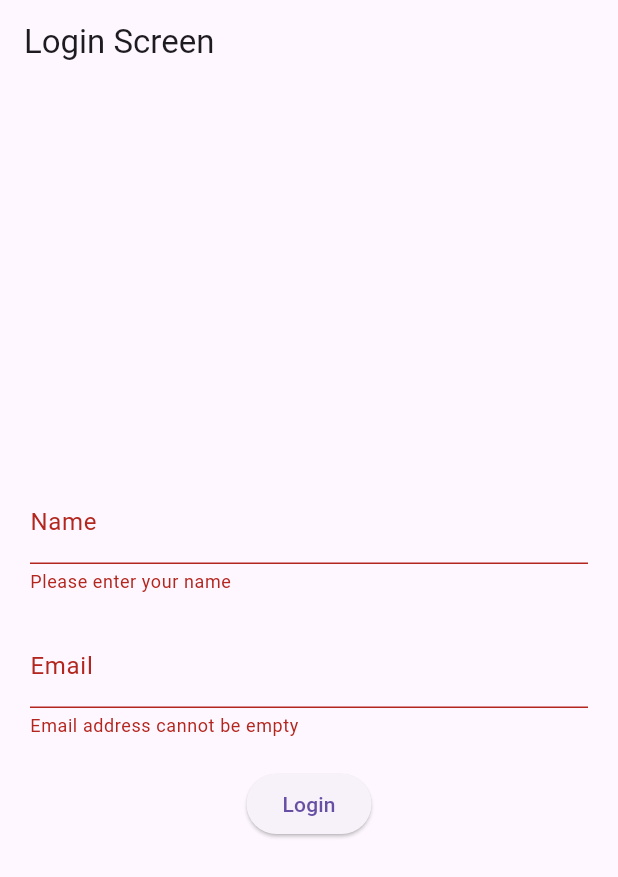
After one commit to tisha-m/Flutter, a Flutter app: the screen it shows after launch, after a tap on "Login", on a phone screen of 412 x 824 dp. The commit adds this screen. Shown: the top 877 px of the screen. Run offline on Flutter 3.47's test engine with Material 3 defaults, Android fonts, the phone set to English and light mode, and no system bars.

Commit message:
login and calc files added

```diff
--- /dev/null
+++ b/demo/lib/Stopwatch/login.dart
@@ -0,0 +1,108 @@
+import 'package:flutter/material.dart';
+
+class LoginScreen extends StatefulWidget {
+  const LoginScreen({super.key});
+
+  @override
+  State<LoginScreen> createState() => _LoginScreenState();
+}
+
+class _LoginScreenState extends State<LoginScreen> {
+  bool loggedIn = false;
+  String name = '';
+  final _nameController = TextEditingController();
+  final _emailController = TextEditingController();
+  final _formKey = GlobalKey<FormState>();
+
+  @override
+
+  void dispose() {
+    _nameController.dispose();
+    _emailController.dispose();
+    super.dispose();
+  }
+
+  Widget build(BuildContext context) {
+    return Scaffold(
+      appBar: AppBar(
+        title: const Text('Login Screen'),
+      ),
+      body: Center(
+        child: loggedIn ? _buildSuccess() : _buildLoginForm(),
+      ),
+    );
+  }
+
+  Widget _buildSuccess(){
+    return Column(
+      mainAxisAlignment: MainAxisAlignment.center,
+      children: [
+        const Icon(Icons.check, color: Colors.green, size: 100),
+        const SizedBox(height: 20),
+        Text('Welcome, $name!', style: const TextStyle(fontSize: 24)),
+        // const SizedBox(height: 20),
+        // ElevatedButton(
+        //   onPressed: () {
+        //     setState(() {
+        //       loggedIn = false;
+        //       name = '';
+        //     });
+        //   },
+        //   child: const Text('Logout'),
+        // ),
+      ],
+    );
+  }
+
+  Widget _buildLoginForm(){
+    return Form(
+      key: _formKey,
+      child: Padding(
+        padding: const EdgeInsets.all(20),
+        child: Column(
+          mainAxisAlignment: MainAxisAlignment.center,
+          children: [
+            TextFormField(
+              controller: _nameController,
+              decoration: const InputDecoration(labelText: 'Name'),
+              validator: (text) =>
+                text!.isEmpty ? 'Please enter your name' : null,
+            ),
+            const SizedBox(height: 20),
+
+            TextFormField(
+              controller: _emailController,
+              decoration: const InputDecoration(labelText: 'Email'),
+              validator: (text) {
+                if (text!.isEmpty) {
+                  return 'Email address cannot be empty ';
+                }
+                final regex = RegExp('[^@]+@[^.]+..+');
+                if (!regex.hasMatch(text)) {
+                  return 'Please enter a valid email address';
+                }
+                return null;
+              },
+            ),
+            const SizedBox(height: 20),
+
+            ElevatedButton(
+              onPressed: _validate,
+              child: const Text('Login'),
+            ),
+          ],
+        ),
+      ),
+    );
+  }
+
+  void _validate() {
+    final form = _formKey.currentState;
+    if (form!= null && form.validate()) {
+      setState(() {
+        name = _nameController.text;
+        loggedIn = true;
+      });
+    }
+  }
+}
--- a/demo/lib/main.dart
+++ b/demo/lib/main.dart
@@ -17,26 +17,67 @@
 // //   }
 // // }
 
+//EXERISE.dart
+// import 'package:flutter/material.dart';
+// import 'exercise.dart';
+
+// void main() {
+//   runApp(const MyApp());
+// }
+
+// class MyApp extends StatelessWidget {
+//   const MyApp({super.key});
+
+//   @override
+//   Widget build(BuildContext context) {
+//     return MaterialApp(
+//       debugShowCheckedModeBanner: false,
+//       title: 'Student Registration',
+//       theme: ThemeData(
+//         primarySwatch: Colors.blue,
+//         useMaterial3: true,
+//       ),
+//       home: const RegistrationPage(),
+//     );
+//   }
+// }
+
+//CALCULATOR.dart
+// import 'package:flutter/material.dart';
+// import './Calculator/calculator.dart';
+
+// void main() {
+//   runApp(const CalculatorWidget());
+// }
+
+// class CalculatorWidget extends StatelessWidget {
+//   const CalculatorWidget({super.key});
+
+//   @override
+//   Widget build(BuildContext context) {
+//     return MaterialApp(
+//       debugShowCheckedModeBanner: false,
+//       home: const Calculator(),
+//     );
+//   }
+// }
+
+//LOGIN.dart
+import 'package:demo/Stopwatch/login.dart';
 import 'package:flutter/material.dart';
-import 'exercise.dart';
 
 void main() {
-  runApp(const MyApp());
+  runApp(const StopwatchRun());
 }
 
-class MyApp extends StatelessWidget {
-  const MyApp({super.key});
+class StopwatchRun extends StatelessWidget {
+  const StopwatchRun({super.key});
 
   @override
   Widget build(BuildContext context) {
-    return MaterialApp(
+    return const MaterialApp(
       debugShowCheckedModeBanner: false,
-      title: 'Student Registration',
-      theme: ThemeData(
-        primarySwatch: Colors.blue,
-        useMaterial3: true,
-      ),
-      home: const RegistrationPage(),
-    );
+      home: LoginScreen(),
+      );
   }
 }
```
Also changed, not shown: demo/lib/Calculator/calculator.dart (added, +406 -0 lines).
